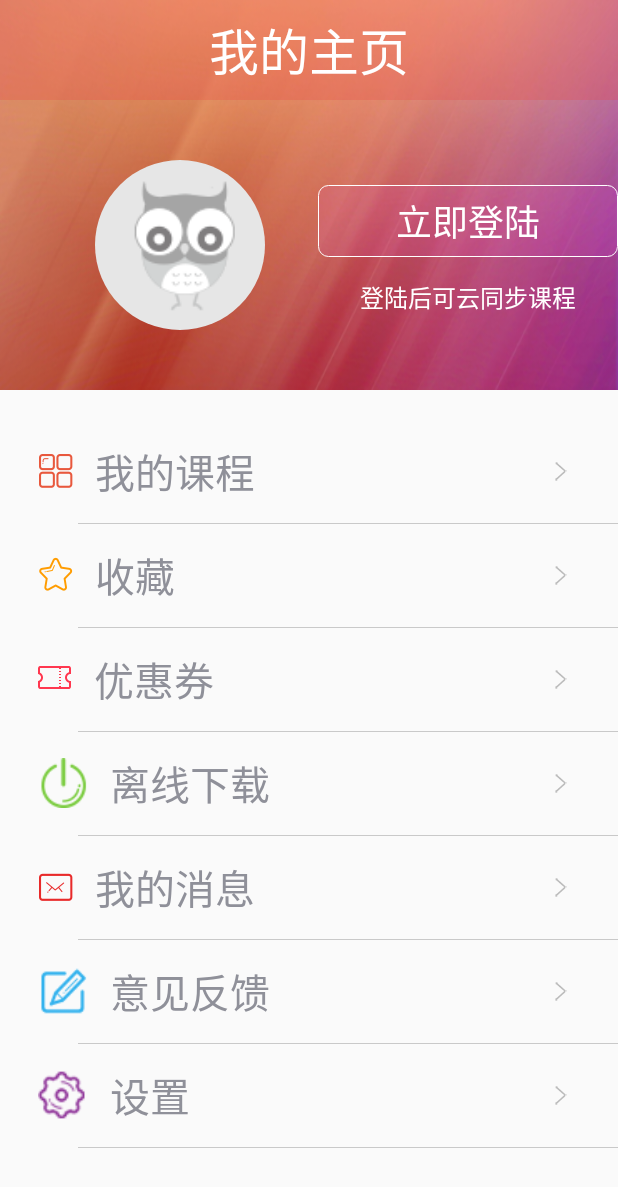
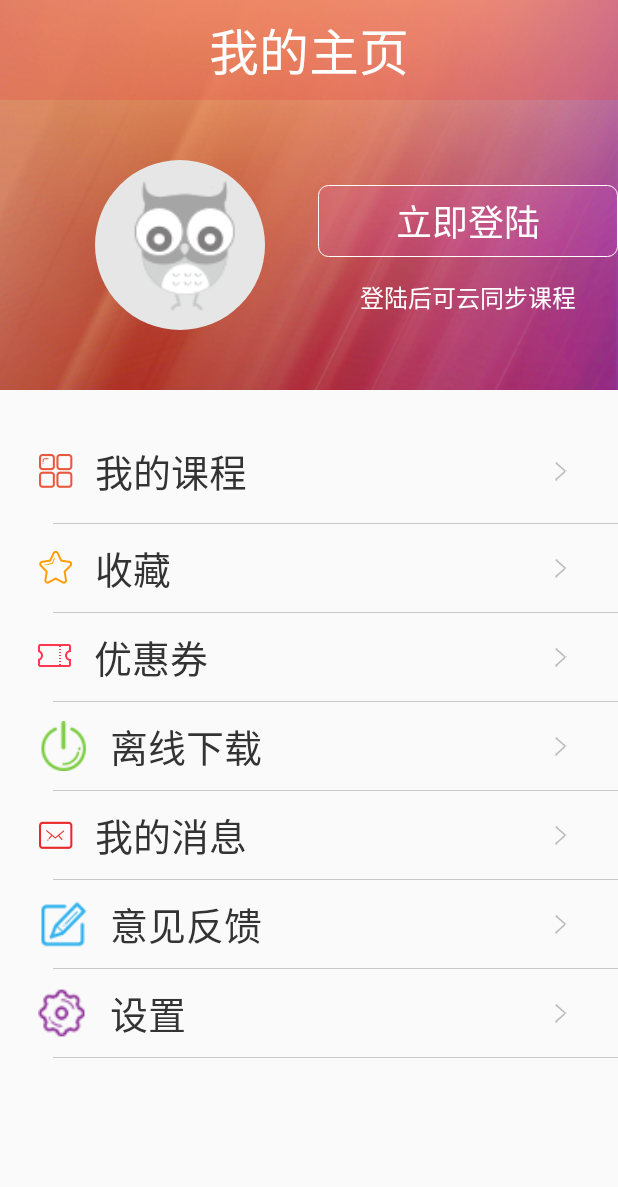
Before and after one commit to guosheng1222/DailyStudy, an Android app: the fragment MineFragment shown on its own in the app's theme, on a phone screen of 412 x 824 dp. Shown: the top 1187 px of the screen. Run offline under Robolectric (Android 15) with nearby library versions, the phone set to English and light mode, and no system bars; our stand-ins replace CircleImageView; libraries missing offline, so code that uses them is left out: com.sunshine.retrofit, com.zhy.autolayout; plain views replace AutoLinearLayout, AutoRelativeLayout; pictures from the network do not load.

Commit message:
项目终于能动弹了

```diff
--- a/app/src/main/java/com/example/fragment/HomePagerFragment.java
+++ b/app/src/main/java/com/example/fragment/HomePagerFragment.java
@@ -1,5 +1,6 @@
 package com.example.fragment;
 
+import android.util.Log;
 import android.view.View;
 
 import com.example.base.BaseFragment;
--- a/app/src/main/res/layout/activity_mine_fragment.xml
+++ b/app/src/main/res/layout/activity_mine_fragment.xml
@@ -163,7 +163,8 @@
                 android:gravity="center_vertical"
                 android:paddingLeft="22px"
                 android:text="我的课程"
-                android:textSize="40px" />
+                android:textSize="38px"
+                android:textColor="@color/black" />
 
             <include layout="@layout/mine_right_icon" />
 
@@ -176,7 +177,7 @@
         <com.zhy.autolayout.AutoLinearLayout
             android:id="@+id/collection"
             android:layout_width="match_parent"
-            android:layout_height="103px"
+            android:layout_height="88px"
             android:orientation="horizontal">
 
             <ImageView
@@ -194,7 +195,8 @@
                 android:gravity="center_vertical"
                 android:paddingLeft="22px"
                 android:text="收藏"
-                android:textSize="40px" />
+                android:textSize="38px"
+                android:textColor="@color/black" />
 
             <include layout="@layout/mine_right_icon" />
 
@@ -207,7 +209,7 @@
         <com.zhy.autolayout.AutoLinearLayout
             android:id="@+id/discount"
             android:layout_width="match_parent"
-            android:layout_height="103px"
+            android:layout_height="88px"
             android:orientation="horizontal">
 
             <ImageView
@@ -225,7 +227,8 @@
                 android:gravity="center_vertical"
                 android:paddingLeft="22px"
                 android:text="优惠券"
-                android:textSize="40px" />
+                android:textSize="38px"
+                android:textColor="@color/black" />
 
             <include layout="@layout/mine_right_icon" />
 
@@ -238,7 +241,7 @@
         <com.zhy.autolayout.AutoLinearLayout
             android:id="@+id/offline_load"
             android:layout_width="match_parent"
-            android:layout_height="103px"
+            android:layout_height="88px"
             android:orientation="horizontal">
 
             <ImageView
@@ -256,7 +259,8 @@
                 android:gravity="center_vertical"
                 android:paddingLeft="22px"
                 android:text="离线下载"
-                android:textSize="40px" />
+                android:textSize="38px"
+                android:textColor="@color/black"/>
 
             <include layout="@layout/mine_right_icon" />
 
@@ -269,7 +273,7 @@
         <com.zhy.autolayout.AutoLinearLayout
             android:id="@+id/mymessage"
             android:layout_width="match_parent"
-            android:layout_height="103px"
+            android:layout_height="88px"
             android:orientation="horizontal">
 
             <ImageView
@@ -287,7 +291,8 @@
                 android:gravity="center_vertical"
                 android:paddingLeft="22px"
                 android:text="我的消息"
-                android:textSize="40px" />
+                android:textSize="38px"
+                android:textColor="@color/black" />
 
             <include layout="@layout/mine_right_icon" />
 
@@ -301,7 +306,7 @@
         <com.zhy.autolayout.AutoLinearLayout
             android:id="@+id/feedback"
             android:layout_width="match_parent"
-            android:layout_height="103px"
+            android:layout_height="88px"
             android:orientation="horizontal">
 
             <ImageView
@@ -319,7 +324,8 @@
                 android:gravity="center_vertical"
                 android:paddingLeft="22px"
                 android:text="意见反馈"
-                android:textSize="40px" />
+                android:textSize="38px"
+                android:textColor="@color/black" />
 
             <include layout="@layout/mine_right_icon" />
 
@@ -331,7 +337,7 @@
         <com.zhy.autolayout.AutoLinearLayout
             android:id="@+id/setting"
             android:layout_width="match_parent"
-            android:layout_height="103px"
+            android:layout_height="88px"
             android:orientation="horizontal">
 
             <ImageView
@@ -350,7 +356,9 @@
                 android:gravity="center_vertical"
                 android:paddingLeft="22px"
                 android:text="设置"
-                android:textSize="40px" />
+                android:textSize="38px"
+                android:textColor="@color/black"
+                />
 
             <include layout="@layout/mine_right_icon" />
 
--- a/app/src/main/res/layout/line_view.xml
+++ b/app/src/main/res/layout/line_view.xml
@@ -3,5 +3,5 @@
     android:layout_width="match_parent"
     android:layout_height="1px"
     android:background="#c9c9c9"
-    android:layout_marginLeft="40px"
+    android:layout_marginLeft="15px"
     />
--- a/app/src/main/res/values-v21/styles.xml
+++ b/app/src/main/res/values-v21/styles.xml
@@ -1,7 +1,7 @@
 <resources>
 
     <!-- Base application theme. -->
-    <style name="TransParentTheme" parent="Theme.AppCompat.Light.NoActionBar">
+    <style name="AppTheme" parent="Theme.AppCompat.Light.NoActionBar">
         <item name="android:statusBarColor">@color/transparent</item>
         <item name="android:windowLightStatusBar">true</item>
         <item name="android:windowTranslucentStatus">true</item>
--- a/app/src/main/res/values/styles.xml
+++ b/app/src/main/res/values/styles.xml
@@ -1,11 +1,12 @@
 <resources>
 
     <!-- Base application theme. -->
-    <style name="TransParentTheme." parent="Theme.AppCompat.Light.NoActionBar">
+    <style name="AppTheme" parent="Theme.AppCompat.Light.NoActionBar">
         <!-- Customize your theme here. -->
         <item name="colorPrimary">@color/colorPrimary</item>
         <item name="colorPrimaryDark">@color/colorPrimaryDark</item>
         <item name="colorAccent">@color/colorAccent</item>
+
     </style>
 
     <!--圆形imageView需要的-->
```
Also changed, not shown: app/src/main/AndroidManifest.xml (+3 -4 lines), app/src/main/res/layout/fragment_homepage.xml (+55 -13 lines), app/src/main/res/layout/homefragment.xml (deleted, +0 -63 lines).
